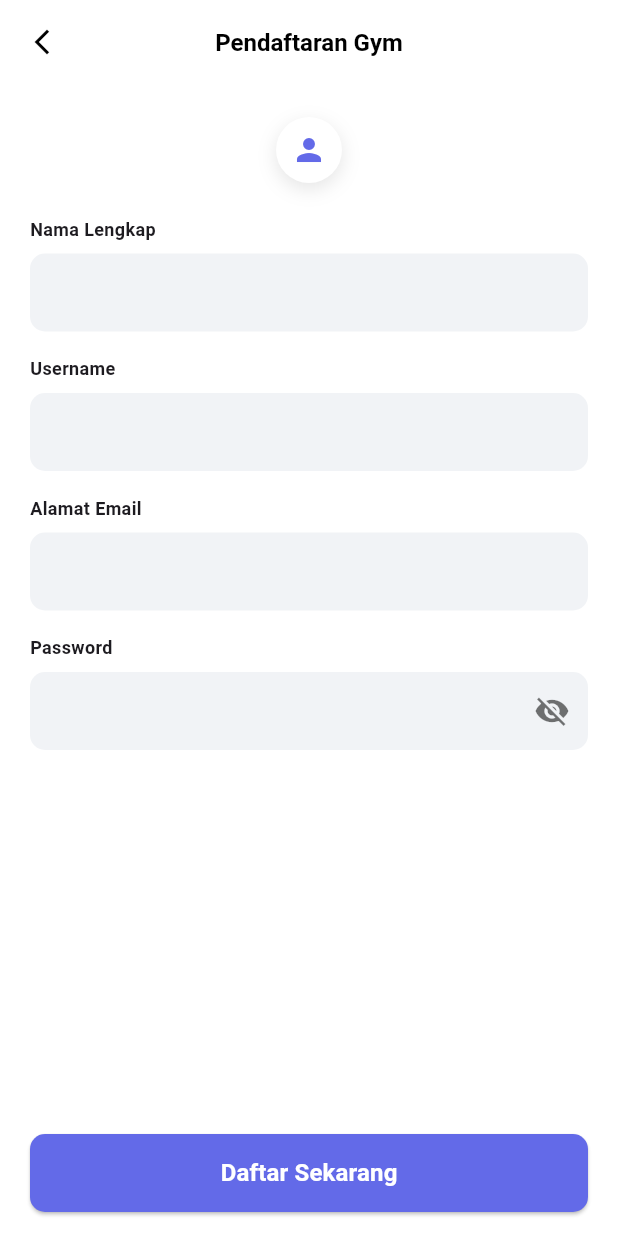
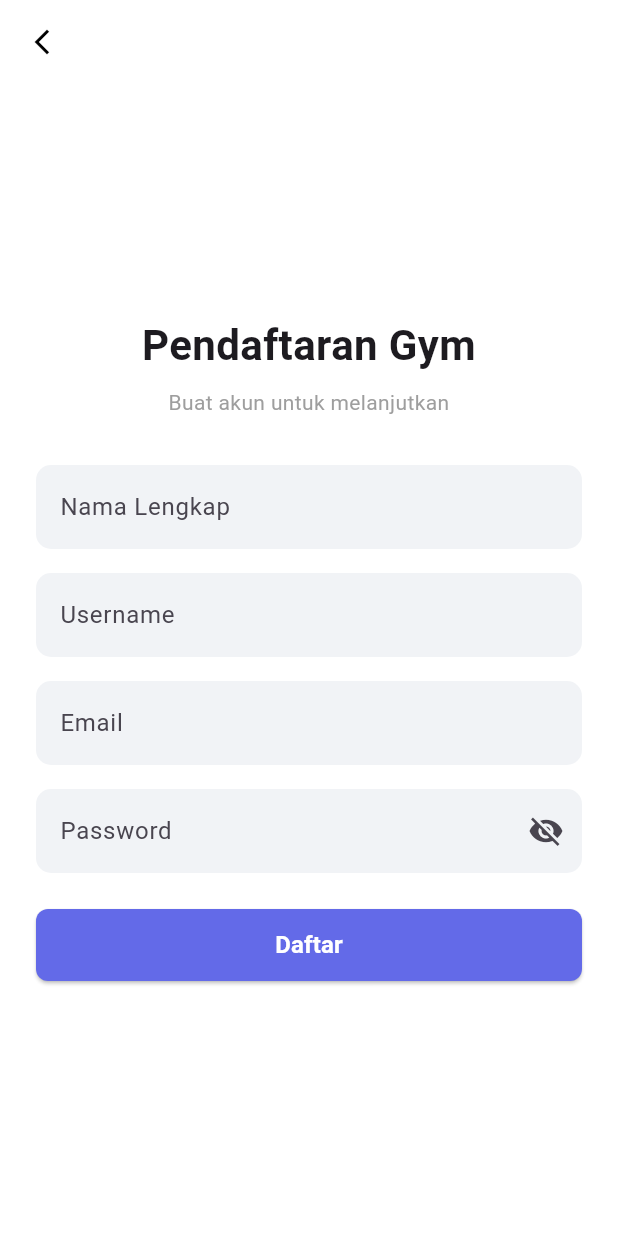
Before and after one commit to KolegaProject/chain_fit_app, a Flutter app: the RegisterGymScreen screen opened directly, on a phone screen of 412 x 824 dp. Run offline on Flutter 3.47's test engine with Material 3 defaults, Android fonts, the phone set to English and light mode, and no system bars; our stand-ins replace chewie, dio, flutter_dotenv, flutter_secure_storage, geolocator, image_picker and 6 more; missing offline and left inert: shadcn_flutter; accounts and stored records are empty; network calls fail.

Commit message:
fix: bug register gym

```diff
--- a/lib/features/gym_preview/views/gym_preview_screen.dart
+++ b/lib/features/gym_preview/views/gym_preview_screen.dart
@@ -123,9 +123,14 @@ class _GymPreviewViewState extends State<GymPreviewView> {
                     gym.jamOperasional,
                     style: TextStyle(color: Colors.grey.shade700),
                   ),
-                  const SizedBox(height: 10),
+                  const SizedBox(height: 16),
+                  const Text(
+                    "Kapasitas",
+                    style: TextStyle(fontSize: 18, fontWeight: FontWeight.w600),
+                  ),
+                  const SizedBox(height: 8),
                   Text(
-                    "Kapasitas Maks: ${gym.maxCapacity}",
+                    "maksima ${gym.maxCapacity} orang",
                     style: TextStyle(color: Colors.grey.shade700),
                   ),
                   const SizedBox(height: 16),
--- a/lib/features/onboarding/view/register_gym_screen.dart
+++ b/lib/features/onboarding/view/register_gym_screen.dart
@@ -31,6 +31,17 @@ class _RegisterGymScreenState extends State<RegisterGymScreen> {
     super.dispose();
   }
 
+  void _handleBack() {
+    if (Navigator.canPop(context)) {
+      Navigator.pop(context);
+    } else {
+      Navigator.pushReplacement(
+        context,
+        MaterialPageRoute(builder: (_) => const OnboardingScreen()),
+      );
+    }
+  }
+
   Future<void> _handleRegisterAndLogin() async {
     final name = _nameController.text.trim();
     final username = _usernameController.text.trim();
@@ -45,7 +56,6 @@ class _RegisterGymScreenState extends State<RegisterGymScreen> {
     final registerVM = context.read<RegisterViewModel>();
     final loginVM = context.read<LoginViewModel>();
 
-    // 1) Register
     final regSuccess = await registerVM.register(
       name: name,
       username: username,
@@ -63,7 +73,6 @@ class _RegisterGymScreenState extends State<RegisterGymScreen> {
 
     if (!regSuccess) return;
 
-    // Optional: kasih info sukses register
     if (mounted) {
       AppAlerts.showSuccess(
         context,
@@ -71,7 +80,6 @@ class _RegisterGymScreenState extends State<RegisterGymScreen> {
       );
     }
 
-    // 2) Auto Login
     final loginSuccess = await loginVM.login(username, password);
 
     if (loginVM.errorMessage != null) {
@@ -83,7 +91,6 @@ class _RegisterGymScreenState extends State<RegisterGymScreen> {
     }
 
     if (loginSuccess && mounted) {
-      // 3) Redirect ke SearchGymView
       Navigator.pushReplacement(
         context,
         MaterialPageRoute(builder: (_) => const SearchGymView()),
@@ -91,16 +98,16 @@ class _RegisterGymScreenState extends State<RegisterGymScreen> {
     }
   }
 
-  InputDecoration _fieldDecoration({
+  InputDecoration _inputDecoration({
     required String label,
     required String hint,
+    Widget? suffixIcon,
   }) {
     return InputDecoration(
       labelText: label,
       hintText: hint,
       filled: true,
       fillColor: const Color(0xFFF1F3F6),
-      contentPadding: const EdgeInsets.symmetric(horizontal: 14, vertical: 14),
       border: OutlineInputBorder(
         borderRadius: BorderRadius.circular(10),
         borderSide: BorderSide.none,
@@ -113,6 +120,7 @@ class _RegisterGymScreenState extends State<RegisterGymScreen> {
         borderRadius: BorderRadius.circular(10),
         borderSide: BorderSide.none,
       ),
+      suffixIcon: suffixIcon,
     );
   }
 
@@ -120,186 +128,132 @@ class _RegisterGymScreenState extends State<RegisterGymScreen> {
   Widget build(BuildContext context) {
     final registerVM = context.watch<RegisterViewModel>();
     final loginVM = context.watch<LoginViewModel>();
-
     final isLoading = registerVM.isLoading || loginVM.isLoading;
 
     return Scaffold(
       backgroundColor: Colors.white,
+
+      // Back tetap di atas (pakai AppBar)
       appBar: AppBar(
         backgroundColor: Colors.white,
         elevation: 0,
         foregroundColor: Colors.black,
-        centerTitle: true,
-
-        // ini biar kita kontrol tombol back sendiri
         automaticallyImplyLeading: false,
         leading: IconButton(
           icon: const Icon(Icons.arrow_back_ios_new, size: 20),
-          onPressed: () {
-            if (Navigator.canPop(context)) {
-              Navigator.pop(context);
-            } else {
-              // kalau sebelumnya kamu pake pushReplacement, biasanya stack kosong
-              Navigator.pushReplacement(
-                context,
-                MaterialPageRoute(builder: (_) => const OnboardingScreen()),
-              );
-            }
-          },
+          onPressed: _handleBack,
+        ),
       ),
 
-        title: const Text(
-          'Pendaftaran Gym',
-          style: TextStyle(fontWeight: FontWeight.w600, fontSize: 16),
-        ),
-      ),
       body: SafeArea(
+        child: Center(
           child: SingleChildScrollView(
-          padding: const EdgeInsets.symmetric(horizontal: 20, vertical: 14),
+            padding: const EdgeInsets.symmetric(horizontal: 24),
             child: Column(
               crossAxisAlignment: CrossAxisAlignment.stretch,
               children: [
+                const Text(
+                  'Pendaftaran Gym',
+                  textAlign: TextAlign.center,
+                  style: TextStyle(fontSize: 28, fontWeight: FontWeight.bold),
+                ),
                 const SizedBox(height: 8),
+                const Text(
+                  'Buat akun untuk melanjutkan',
+                  textAlign: TextAlign.center,
+                  style: TextStyle(fontSize: 14, color: Colors.grey),
+                ),
+                const SizedBox(height: 32),
 
-              // Avatar Icon (seperti contoh)
-              Center(
-                child: Container(
-                  width: 44,
-                  height: 44,
-                  decoration: BoxDecoration(
-                    shape: BoxShape.circle,
-                    color: Colors.white,
-                    boxShadow: [
-                      BoxShadow(
-                        blurRadius: 10,
-                        offset: const Offset(0, 4),
-                        color: Colors.black.withOpacity(0.10),
-                      ),
-                    ],
-                  ),
-                  child: const Icon(Icons.person, color: Color(0xFF636AE8)),
+                TextField(
+                  controller: _nameController,
+                  textInputAction: TextInputAction.next,
+                  decoration: _inputDecoration(
+                    label: 'Nama Lengkap',
+                    hint: 'John Doe',
                   ),
                 ),
+                const SizedBox(height: 16),
 
-              const SizedBox(height: 22),
-
-              // Nama
-              const Text(
-                'Nama Lengkap',
-                style: TextStyle(fontSize: 12, fontWeight: FontWeight.w600),
-              ),
-              const SizedBox(height: 8),
                 TextField(
-                controller: _nameController,
-                decoration: _fieldDecoration(
-                  label: '',
-                  hint: 'Masukkan nama lengkap Anda',
+                  controller: _usernameController,
+                  textInputAction: TextInputAction.next,
+                  decoration: _inputDecoration(
+                    label: 'Username',
+                    hint: 'johnd0e',
                   ),
                 ),
-
                 const SizedBox(height: 16),
 
-              // Username (karena register kamu butuh ini)
-              const Text(
-                'Username',
-                style: TextStyle(fontSize: 12, fontWeight: FontWeight.w600),
-              ),
-              const SizedBox(height: 8),
-              TextField(
-                controller: _usernameController,
-                decoration: _fieldDecoration(
-                  label: '',
-                  hint: 'Masukkan username Anda',
-                ),
-              ),
-
-              const SizedBox(height: 16),
-
-              // Email
-              const Text(
-                'Alamat Email',
-                style: TextStyle(fontSize: 12, fontWeight: FontWeight.w600),
-              ),
-              const SizedBox(height: 8),
                 TextField(
                   controller: _emailController,
                   keyboardType: TextInputType.emailAddress,
-                decoration: _fieldDecoration(
-                  label: '',
-                  hint: 'Masukkan alamat email Anda',
+                  textInputAction: TextInputAction.next,
+                  decoration: _inputDecoration(
+                    label: 'Email',
+                    hint: 'john@email.com',
                   ),
                 ),
-
                 const SizedBox(height: 16),
 
-              // Password
-              const Text(
-                'Password',
-                style: TextStyle(fontSize: 12, fontWeight: FontWeight.w600),
-              ),
-              const SizedBox(height: 8),
                 TextField(
                   controller: _passwordController,
                   obscureText: _isPasswordHidden,
-                decoration:
-                    _fieldDecoration(
-                      label: '',
-                      hint: 'Masukkan password Anda',
-                    ).copyWith(
+                  textInputAction: TextInputAction.done,
+                  decoration: _inputDecoration(
+                    label: 'Password',
+                    hint: 'Enter your password',
                     suffixIcon: IconButton(
                       splashRadius: 20,
+                      tooltip: _isPasswordHidden
+                          ? 'Show password'
+                          : 'Hide password',
                       icon: Icon(
                         _isPasswordHidden
                             ? Icons.visibility_off
                             : Icons.visibility,
-                          color: Colors.black.withOpacity(0.55),
                       ),
                       onPressed: () {
-                          setState(
-                            () => _isPasswordHidden = !_isPasswordHidden,
-                          );
+                        setState(() => _isPasswordHidden = !_isPasswordHidden);
                       },
                     ),
                   ),
                 ),
 
-              const SizedBox(height: 140), // biar tombol kebawah mirip contoh
-            ],
-          ),
-        ),
-      ),
+                const SizedBox(height: 24),
 
-      // Bottom button
-      bottomNavigationBar: SafeArea(
-        child: Padding(
-          padding: const EdgeInsets.fromLTRB(20, 10, 20, 16),
-          child: SizedBox(
-            height: 52,
+                SizedBox(
+                  height: 48,
                   child: ElevatedButton(
                     onPressed: isLoading ? null : _handleRegisterAndLogin,
                     style: ElevatedButton.styleFrom(
                       backgroundColor: const Color(0xFF636AE8),
                       shape: RoundedRectangleBorder(
-                  borderRadius: BorderRadius.circular(10),
+                        borderRadius: BorderRadius.circular(8),
                       ),
                     ),
                     child: isLoading
                         ? const SizedBox(
+                            height: 20,
                             width: 20,
-                      height: 20,
                             child: CircularProgressIndicator(
                               strokeWidth: 2,
                               color: Colors.white,
                             ),
                           )
                         : const Text(
-                      'Daftar Sekarang',
+                            'Daftar',
                             style: TextStyle(
-                        fontWeight: FontWeight.w700,
                               fontSize: 16,
+                              fontWeight: FontWeight.w600,
                               color: Colors.white,
                             ),
                           ),
+                  ),
+                ),
+
+                const SizedBox(height: 16),
+              ],
             ),
           ),
         ),
```
Lines whose indentation alone changed are shown as unchanged.
